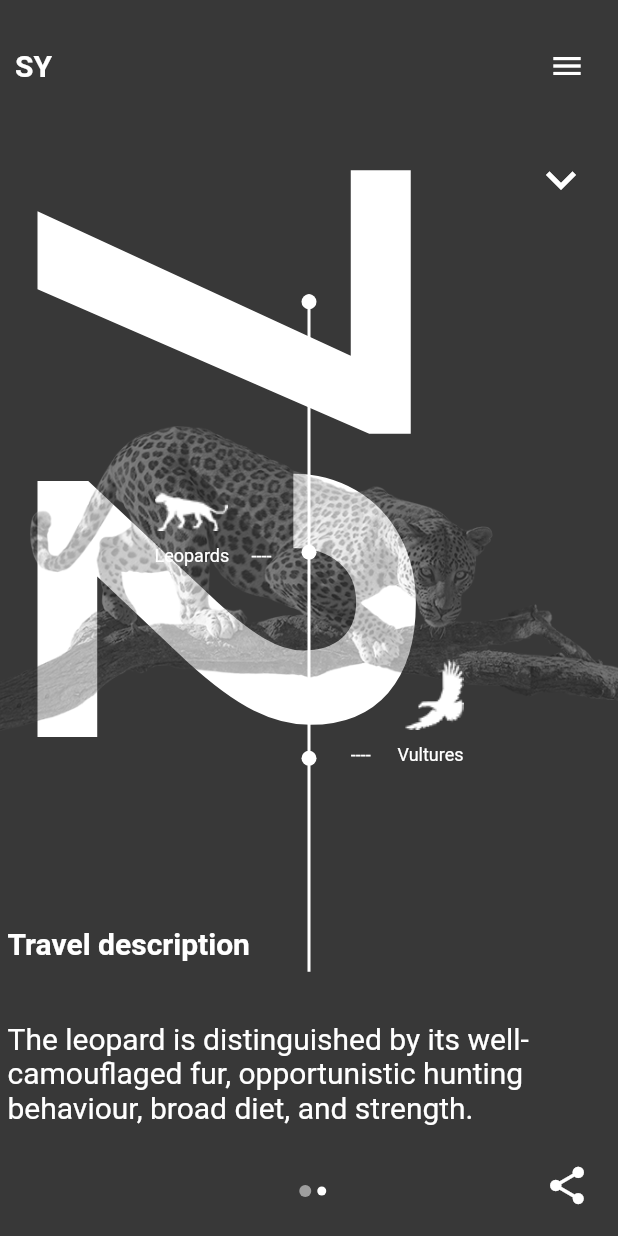
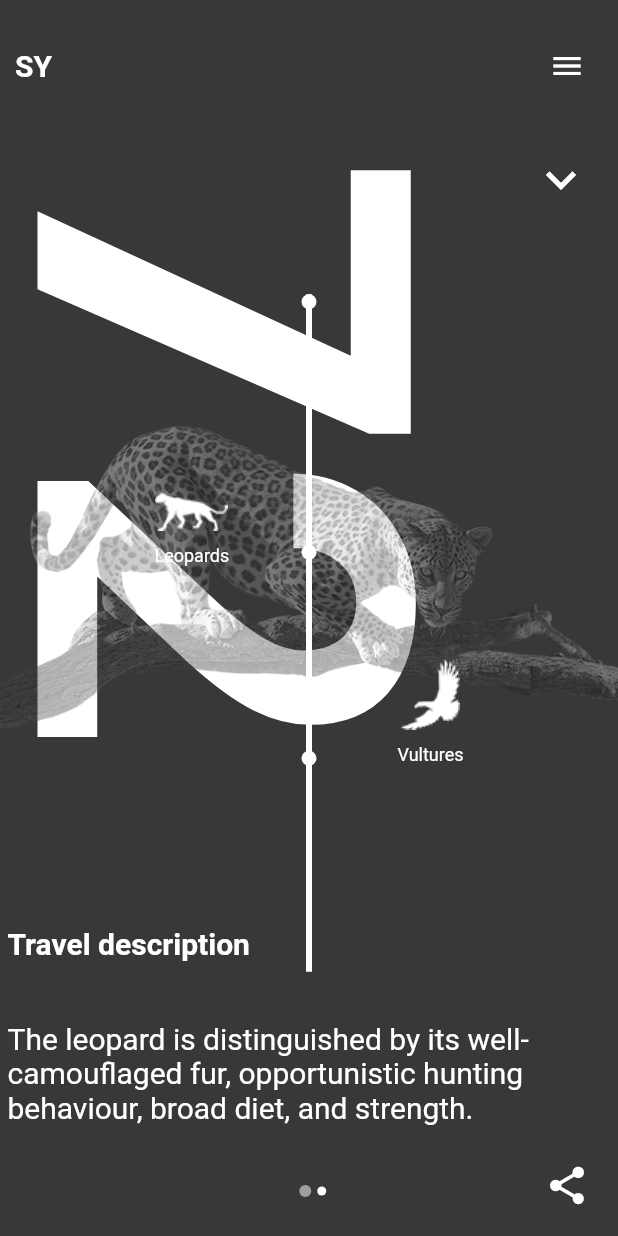
Before and after one commit to taylanyildiz/Travel-UI, a Flutter app: the screen it shows after launch, after a tap on the "keyboard arrow up" icon, on a phone screen of 412 x 824 dp. Run offline on Flutter 3.47's test engine with Material 2 defaults, Android fonts, the light colour scheme and no system bars.

Commit message:
finished all

```diff
--- a/lib/screens/home_screen.dart
+++ b/lib/screens/home_screen.dart
@@ -12,6 +12,8 @@ class MapAnimationNotifier with ChangeNotifier {
   MapAnimationNotifier(this._mapAnimationController) {
     _mapAnimationController!.addListener(_onAnimationControllerChange);
   }
+
+  Animation<double> get animation => _mapAnimationController!.view;
 
   double get value => _mapAnimationController!.value;
 
@@ -141,6 +143,7 @@ class _HomeScreenState extends State<HomeScreen> with TickerProviderStateMixin {
                       VerticalDot(),
                       VerticalImages(),
                       CurvedDot(),
+                      CurvedImages(),
                     ],
                   ),
                 ),
--- a/lib/screens/pages/vulture_page.dart
+++ b/lib/screens/pages/vulture_page.dart
@@ -277,8 +277,8 @@ class _CenterCircle extends AnimatedWidget {
                         shape: BoxShape.circle,
                         color: Colors.white,
                       ),
-                      height: 8.0,
-                      width: 8.0,
+                      height: 10.0,
+                      width: 10.0,
                     ),
                   ),
                   Opacity(
@@ -289,8 +289,8 @@ class _CenterCircle extends AnimatedWidget {
                         shape: BoxShape.circle,
                         color: Colors.grey,
                       ),
-                      height: 8.0,
-                      width: 6.0,
+                      height: 10.0,
+                      width: 7.0,
                     ),
                   ),
                   Opacity(
@@ -301,8 +301,8 @@ class _CenterCircle extends AnimatedWidget {
                         shape: BoxShape.circle,
                         color: Colors.grey,
                       ),
-                      height: 8.0,
-                      width: 6.0,
+                      height: 10.0,
+                      width: 7.0,
                     ),
                   ),
                   Container(
@@ -314,8 +314,8 @@ class _CenterCircle extends AnimatedWidget {
                       ),
                       shape: BoxShape.circle,
                     ),
-                    height: 8.0,
-                    width: 8.0,
+                    height: 10.0,
+                    width: 10.0,
                   ),
                 ],
               ),
--- a/lib/widgets/curved_dot.dart
+++ b/lib/widgets/curved_dot.dart
@@ -1,4 +1,5 @@
 import 'package:expedition_travel_challenge/screens/home_screen.dart';
+import 'package:expedition_travel_challenge/widgets/map_curve_line.dart';
 import 'package:flutter/material.dart';
 import 'package:provider/provider.dart';
 
@@ -16,12 +17,14 @@ class CurvedDot extends StatelessWidget {
           left: 0,
           right: 0,
           top: top,
+          child: CustomPaint(
+            painter: MapLine(animation: notifier.animation),
             child: Center(
-            child: Stack(
+              child: animation.value > 0
+                  ? Stack(
                       alignment: Alignment.center,
                       children: [
-                animation.value > 0.0
-                    ? Align(
+                        Align(
                           alignment: Alignment(0.1 * notifier.value, -1),
                           child: Container(
                             decoration: BoxDecoration(
@@ -31,10 +34,8 @@ class CurvedDot extends StatelessWidget {
                             width: 10.0,
                             height: 10.0,
                           ),
-                      )
-                    : SizedBox.shrink(),
-                animation.value > 0.0
-                    ? Positioned(
+                        ),
+                        Positioned(
                           bottom: top <= size.height / 2
                               ? notifier.value > 0
                                   ? size.height / 3 +
@@ -51,11 +52,9 @@ class CurvedDot extends StatelessWidget {
                             width: 10.0,
                             height: 10.0,
                           ),
-                      )
-                    : SizedBox.shrink(),
-                animation.value > 0.0
-                    ? Positioned(
-                        bottom: top <= size.height / 2
+                        ),
+                        Positioned(
+                          bottom: top <= size.height / 1.5
                               ? notifier.value > 0
                                   ? size.height / 6 -
                                       size.height * 0.05 * notifier.value
@@ -71,9 +70,12 @@ class CurvedDot extends StatelessWidget {
                             width: 10.0,
                             height: 10.0,
                           ),
+                        ),
+                      ],
                     )
                   : SizedBox.shrink(),
-              ],
+
+              /// for optimze.
             ),
           ),
         );
--- /dev/null
+++ b/lib/widgets/curved_images.dart
@@ -0,0 +1,45 @@
+import 'dart:math';
+
+import 'package:expedition_travel_challenge/screens/home_screen.dart';
+import 'package:flutter/material.dart';
+import 'package:provider/provider.dart';
+
+class CurvedImages extends StatelessWidget {
+  @override
+  Widget build(BuildContext context) {
+    final size = MediaQuery.of(context).size;
+    final bottom = size.width / 4.9 + 8.0;
+    final top = size.height / (6 * .9);
+
+    return Consumer<MapAnimationNotifier>(
+      builder: (context, notifier, child) {
+        double value = 2 * notifier.value - 1;
+        return Positioned(
+          top: top,
+          bottom: bottom,
+          left: 0.0,
+          right: 0.0,
+          child: Opacity(
+            opacity: max(0, value),
+            child: Center(
+              child: Stack(
+                children: [
+                  Positioned(
+                    top: size.height / 5.5,
+                    left: size.width * .45 + size.width * .04 * notifier.value,
+                    child: Image.asset('assets/images/leopards.png'),
+                  ),
+                  Positioned(
+                    right: size.width * .15 + size.width * .05 * notifier.value,
+                    top: size.height / 2.5,
+                    child: Image.asset('assets/images/vultures.png'),
+                  ),
+                ],
+              ),
+            ),
+          ),
+        );
+      },
+    );
+  }
+}
--- /dev/null
+++ b/lib/widgets/map_curve_line.dart
@@ -0,0 +1,63 @@
+import 'package:flutter/cupertino.dart';
+import 'package:flutter/material.dart';
+
+class MapLine extends CustomPainter {
+  MapLine({
+    required this.animation,
+  })   : mapLinePaint = Paint()
+          ..color = Colors.white
+          ..style = PaintingStyle.stroke
+          ..strokeWidth = 4.0
+          ..strokeCap = StrokeCap.round,
+        super(repaint: animation);
+
+  final Animation<double> animation;
+
+  final Paint mapLinePaint;
+
+  @override
+  void paint(Canvas canvas, Size size) {
+    Path path = Path();
+    path.moveTo(size.width / 2 + size.width * .05 * animation.value, 5);
+    path.cubicTo(
+      size.width / 2 + size.width * .2 * animation.value,
+      size.height / 6,
+      size.width / 2,
+      size.height / 6,
+      size.width / 2 + size.width * .16 * animation.value,
+      size.height / 3.3,
+    );
+    path.cubicTo(
+      size.width / 2 + size.width * .3 * animation.value,
+      size.height / 2,
+      size.width / 2 + size.width * .3 * animation.value,
+      size.height / 2,
+      size.width / 2 + size.width * .12 * animation.value,
+      size.height / 1.3,
+    );
+    path.cubicTo(
+      size.width / 2,
+      size.height / 1.3,
+      size.width / 2,
+      size.height / 1.3,
+      size.width / 2 - size.width * .01 * animation.value,
+      size.height / 1.2,
+    );
+    path.cubicTo(
+      size.width / 2 - size.width * .2 * animation.value,
+      size.height,
+      size.width / 2,
+      size.height,
+      size.width / 2 - size.width * .18 * animation.value,
+      size.height + 4,
+    );
+
+    if (animation.value > 0) {
+      canvas.drawPath(path, mapLinePaint);
+    }
+  }
+
+  @override
+  bool shouldRepaint(covariant CustomPainter oldDelegate) =>
+      (oldDelegate as MapLine).animation != animation;
+}
--- a/lib/widgets/vertical_dot.dart
+++ b/lib/widgets/vertical_dot.dart
@@ -1,3 +1,4 @@
+import 'package:expedition_travel_challenge/screens/home_screen.dart';
 import 'package:expedition_travel_challenge/widgets/widget.dart';
 import 'package:flutter/material.dart';
 import 'package:provider/provider.dart';
@@ -6,11 +7,21 @@ class VerticalDot extends StatelessWidget {
   @override
   Widget build(BuildContext context) {
     final size = MediaQuery.of(context).size;
-    return Consumer<AnimationController>(
-      builder: (context, animation, child) {
+    return Consumer2<AnimationController, MapAnimationNotifier>(
+      builder: (context, animation, notifier, child) {
         double bottom = size.height / 4.9 + 8;
         double top = size.height /
             (6 * (animation.value < 0.8 ? animation.value * .9 : .7));
+        double value = 0;
+        if (animation.value < 1) {
+          value = 1;
+        } else if (notifier.value == 0) {
+          value = 3 * (animation.value - 2 / 3);
+        } else if (notifier.value < 0.3) {
+          value = 1 - 3 * notifier.value;
+        } else {
+          value = 0;
+        }
         return Positioned(
           bottom: bottom,
           left: 0,
@@ -21,10 +32,13 @@ class VerticalDot extends StatelessWidget {
               child: Stack(
                 alignment: Alignment.center,
                 children: [
-                  Container(
-                    width: 2.0,
-                    height: double.infinity,
-                    color: Colors.white,
+                  Opacity(
+                    opacity: value,
+                    child: Container(
+                      width: 4.0,
+                      height: double.infinity,
+                      color: Colors.white,
+                    ),
                   ),
                 ],
               ),
--- a/lib/widgets/vertical_images.dart
+++ b/lib/widgets/vertical_images.dart
@@ -1,4 +1,5 @@
 import 'dart:math';
+import 'package:expedition_travel_challenge/screens/home_screen.dart';
 import 'package:expedition_travel_challenge/widgets/widget.dart';
 import 'package:flutter/material.dart';
 import 'package:provider/provider.dart';
@@ -7,11 +8,21 @@ class VerticalImages extends StatelessWidget {
   @override
   Widget build(BuildContext context) {
     final size = MediaQuery.of(context).size;
-    return Consumer<AnimationController>(
-      builder: (context, animation, child) {
+    return Consumer2<AnimationController, MapAnimationNotifier>(
+      builder: (context, animation, notifier, child) {
         double bottom = size.height / 4.9 + 8;
         double top = size.height /
             (6 * (animation.value < 0.8 ? animation.value * .9 : .7));
+        double value = 0;
+        if (animation.value < 2 / 3) {
+          value = 0;
+        } else if (notifier.value == 0) {
+          value = 3 * (animation.value - 2 / 3);
+        } else if (notifier.value < 0.33) {
+          value = 1 - 3 * notifier.value;
+        } else {
+          value = 0;
+        }
         return Positioned(
           bottom: bottom,
           top: top,
@@ -21,19 +32,44 @@ class VerticalImages extends StatelessWidget {
             child: Center(
               child: Stack(
                 children: [
-                  animation.value >= 0.7
-                      ? Positioned(
-                          right: (size.width / 4) * animation.value,
+                  Positioned(
+                    left: size.width * .15 +
+                        (size.width * .1) *
+                            animation.value *
+                            (1 - notifier.value),
+                    bottom: top <= size.height / 2 ? size.height / 3.05 : top,
+                    child: Opacity(
+                      opacity: value,
+                      child: Column(
+                        crossAxisAlignment: CrossAxisAlignment.start,
+                        children: [
+                          Image.asset('assets/images/leopards.png'),
+                          SizedBox(height: 10.0),
+                          Text(
+                            'Leopards',
+                            style: TextStyle(
+                              color: Colors.white,
+                              fontSize: 12.0,
+                            ),
+                          )
+                        ],
+                      ),
+                    ),
+                  ),
+                  Positioned(
+                    right: size.width * .15 +
+                        (size.width * .1) *
+                            animation.value *
+                            (1 - notifier.value),
                     bottom: top <= size.height ? size.height / 6 : top,
                     child: Opacity(
-                            opacity: max(0, 5 * animation.value - 4),
+                      opacity: value,
                       child: Column(
-                              crossAxisAlignment: CrossAxisAlignment.end,
                         children: [
                           Image.asset('assets/images/vultures.png'),
                           SizedBox(height: 10.0),
                           Text(
-                                  '----      Vultures',
+                            'Vultures',
                             style: TextStyle(
                               color: Colors.white,
                               fontSize: 12.0,
@@ -43,31 +79,6 @@ class VerticalImages extends StatelessWidget {
                       ),
                     ),
                   )
-                      : SizedBox.shrink(),
-                  animation.value > 0.0
-                      ? Positioned(
-                          left: (size.width / 4) * animation.value,
-                          bottom:
-                              top <= size.height / 2 ? size.height / 3.05 : top,
-                          child: Opacity(
-                            opacity: max(0, 5 * animation.value - 4),
-                            child: Column(
-                              crossAxisAlignment: CrossAxisAlignment.start,
-                              children: [
-                                Image.asset('assets/images/leopards.png'),
-                                SizedBox(height: 10.0),
-                                Text(
-                                  'Leopards     ----',
-                                  style: TextStyle(
-                                    color: Colors.white,
-                                    fontSize: 12.0,
-                                  ),
-                                )
-                              ],
-                            ),
-                          ),
-                        )
-                      : SizedBox.shrink(),
                 ],
               ),
             ),
--- a/lib/widgets/widget.dart
+++ b/lib/widgets/widget.dart
@@ -10,3 +10,5 @@ export 'map_image.dart';
 export 'vertical_images.dart';
 export 'map_hider.dart';
 export 'curved_dot.dart';
+export 'curved_images.dart';
+export 'map_curve_line.dart';
```
Also changed, not shown: 2 other files. Lines whose indentation alone changed are shown as unchanged.
